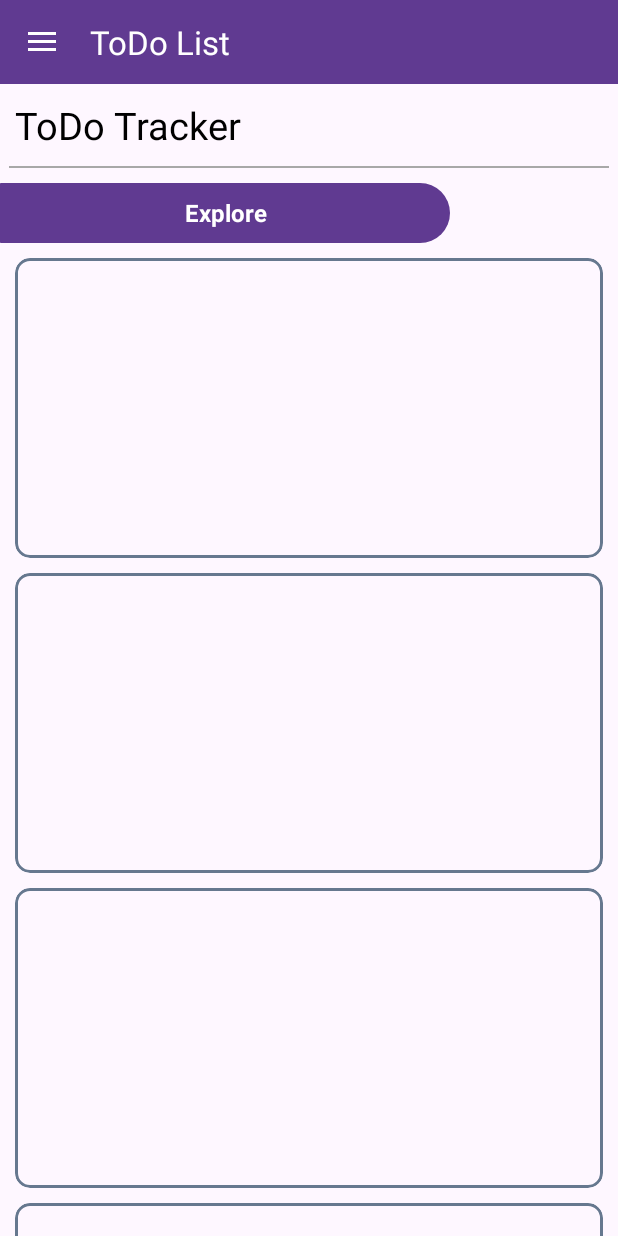
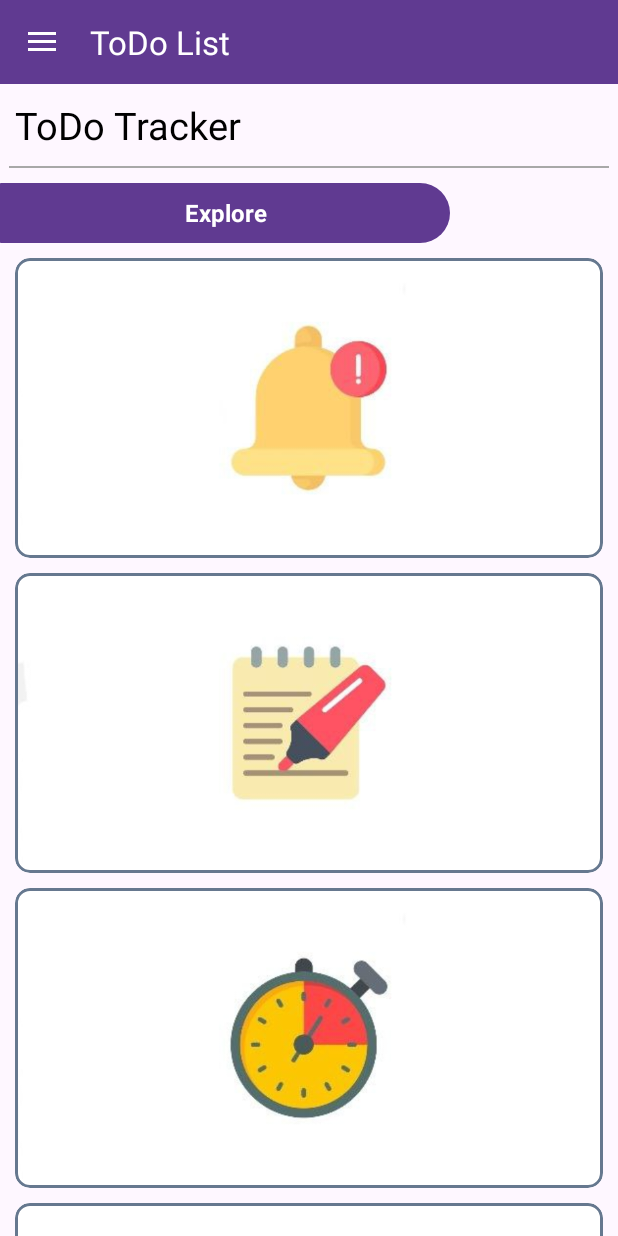
Before and after one commit to musarratswapnil/ToDo_List_CSE3120, an Android app: the screen it shows after launch once a user with an empty profile is signed in (DashboardActivity), on a phone screen of 412 x 824 dp. Run offline under Robolectric (Android 15) with nearby library versions, the phone set to English and light mode, and no system bars; our stand-ins replace Firebase (no records; nobody signed in at launch, a user with empty details on screens opened directly); Roboto replaces fonts that are not available here.

Commit message:
Option Fragment file updated

```diff
--- a/app/src/main/res/layout/fragment_option.xml
+++ b/app/src/main/res/layout/fragment_option.xml
@@ -70,7 +70,9 @@
                 android:elevation="2dp"
                 app:strokeWidth="2dp"
                 app:cardCornerRadius="10dp"
-                android:layout_height="wrap_content">
+                android:layout_height="wrap_content"
+
+                >
 
                 <RelativeLayout
                     android:layout_width="match_parent"
@@ -80,6 +82,7 @@
                         android:id="@+id/Reminder"
                         android:layout_height="200dp"
                         android:scaleType="centerCrop"
+                        android:src="@drawable/reminder"
                         android:contentDescription="@string/app_name" />
                 </RelativeLayout>
             </com.google.android.material.card.MaterialCardView>
@@ -105,6 +108,7 @@
                         android:id="@+id/Note"
                         android:layout_height="200dp"
                         android:scaleType="centerCrop"
+                        android:src="@drawable/note"
                         android:contentDescription="@string/app_name" />
                 </RelativeLayout>
             </com.google.android.material.card.MaterialCardView>
@@ -130,6 +134,7 @@
                         android:id="@+id/StopWatch"
                         android:layout_height="200dp"
                         android:scaleType="centerCrop"
+                        android:src="@drawable/stop_watch"
                         android:contentDescription="@string/app_name" />
                 </RelativeLayout>
             </com.google.android.material.card.MaterialCardView>
@@ -156,6 +161,7 @@
                         android:id="@+id/attendanceCalculator"
                         android:layout_height="200dp"
                         android:scaleType="centerCrop"
+                        android:src="@drawable/attendence_calculator"
                         android:contentDescription="@string/app_name" />
                 </RelativeLayout>
             </com.google.android.material.card.MaterialCardView>
@@ -182,6 +188,7 @@
                         android:id="@+id/CgpaCalculator"
                         android:layout_height="200dp"
                         android:scaleType="centerCrop"
+                        android:src="@drawable/cgpa_calculator"
                         android:contentDescription="@string/app_name" />
                 </RelativeLayout>
             </com.google.android.material.card.MaterialCardView>
```
Also changed, not shown: app/src/main/res/drawable/attendence_calculator.jpg (added), app/src/main/res/drawable/cgpa_calculator.jpg (added), app/src/main/res/drawable/note.jpg (added), app/src/main/res/drawable/reminder.jpg (added), app/src/main/res/drawable/stop_watch.jpg (added).
